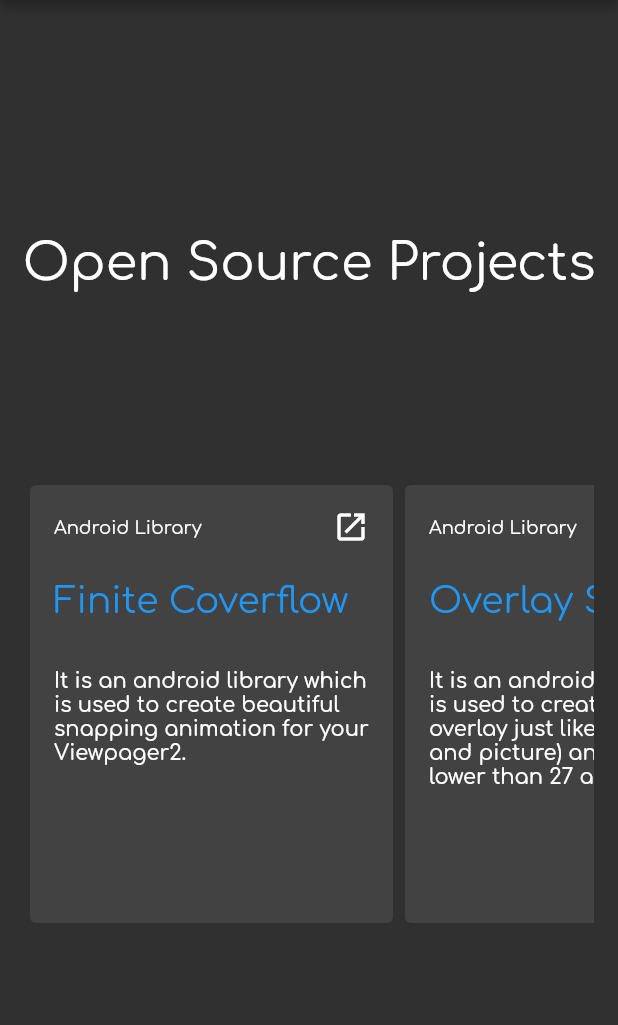
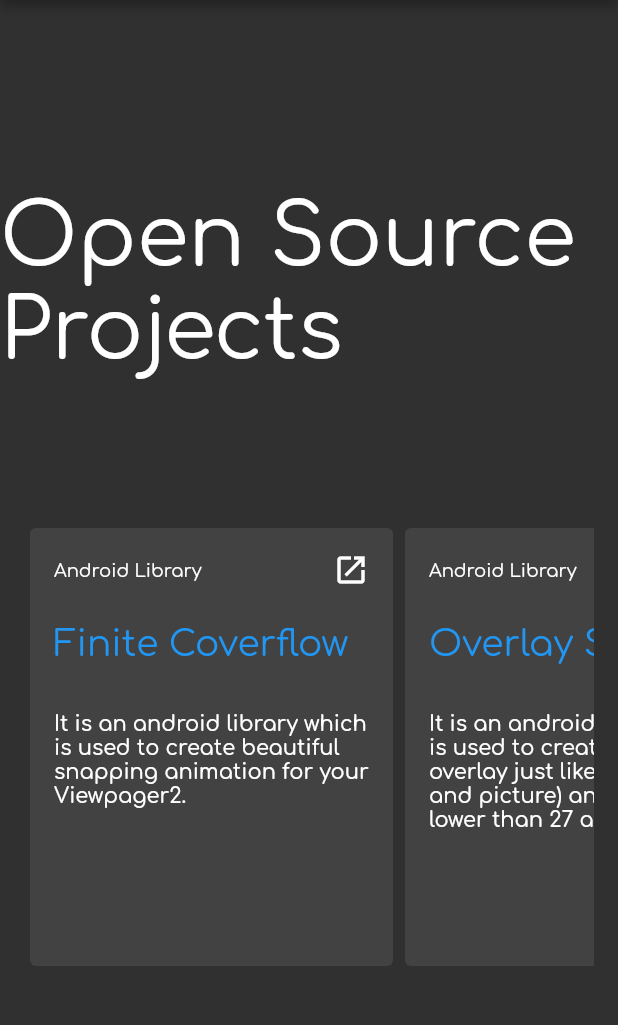
Before and after one commit to saeed-younus/flutter_portfolio_app, a Flutter app: the screen it shows after launch, swiped to page 4, on a phone screen of 412 x 824 dp, the part 120-1145 px from its top. Run offline on Flutter 3.47's test engine with Material 2 defaults, Android fonts, the phone set to English and light mode, and no system bars; our stand-ins replace google_fonts; missing offline and left inert: dart:js; statements that could not run were skipped.

```diff
--- a/lib/demo.dart
+++ b/lib/demo.dart
@@ -41,7 +41,7 @@ class _DemoScreenState extends State<DemoScreen> {
                           ),
                         ),
                         TextSpan(
-                          text: "Flutter\n",
+                          text: "Flutter",
                         ),
                       ],
                       style: GoogleFonts.comfortaa(
@@ -51,10 +51,12 @@ class _DemoScreenState extends State<DemoScreen> {
                       ),
                     ),
                   ),
-                  SizedBox(
-                    width: 100,
-                    height: 100,
-                    child: Image.asset("images/flutter_icon.png"),
+                  Center(
+                    child: SizedBox(
+                      width: 100,
+                      height: 100,
+                      child: Image.asset("images/flutter_icon.png"),
+                    ),
                   ),
                 ],
               ),
--- a/lib/main.dart
+++ b/lib/main.dart
@@ -2,6 +2,7 @@ import 'package:flutter/material.dart';
 import 'package:google_fonts/google_fonts.dart';
 import 'about.dart';
 import 'article.dart';
+import 'contact.dart';
 import 'demo.dart';
 import 'home.dart';
 import 'open_source.dart';
@@ -301,6 +302,9 @@ class _HomePageState extends State<HomePage> {
     }
     if (index == 5) {
       return ArticleScreen();
+    }
+    if (index == 6) {
+      return ContactScreen();
     } else {
       return Text(index.toString());
     }
--- a/lib/open_source.dart
+++ b/lib/open_source.dart
@@ -19,8 +19,8 @@ class _OpenSourceScreenState extends State<OpenSourceScreen> {
             child: Text(
               "Open Source Projects",
               style: GoogleFonts.comfortaa(
-                fontSize: Theme.of(context).textTheme.display1.fontSize,
-                fontWeight: Theme.of(context).textTheme.display1.fontWeight,
+                fontSize: Theme.of(context).textTheme.display3.fontSize,
+                fontWeight: Theme.of(context).textTheme.display3.fontWeight,
               ),
             ),
           ),
```
Also changed, not shown: lib/about.dart (+1 -11 lines), lib/article.dart (+13 -8 lines), lib/contact.dart (added, +108 -0 lines), lib/skills.dart (+7 -3 lines), images/facebook.png (added), images/github.png (added), images/instagram.png (added), images/linkedin.png (added), images/medium.png (added), images/skype.png (added), images/twitter.png (added), images/whatsapp.png (added), 1 other file.
